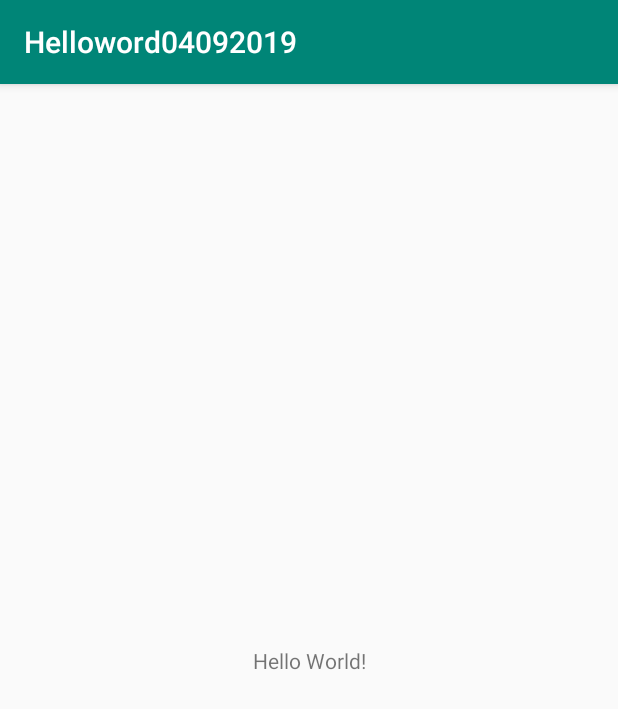
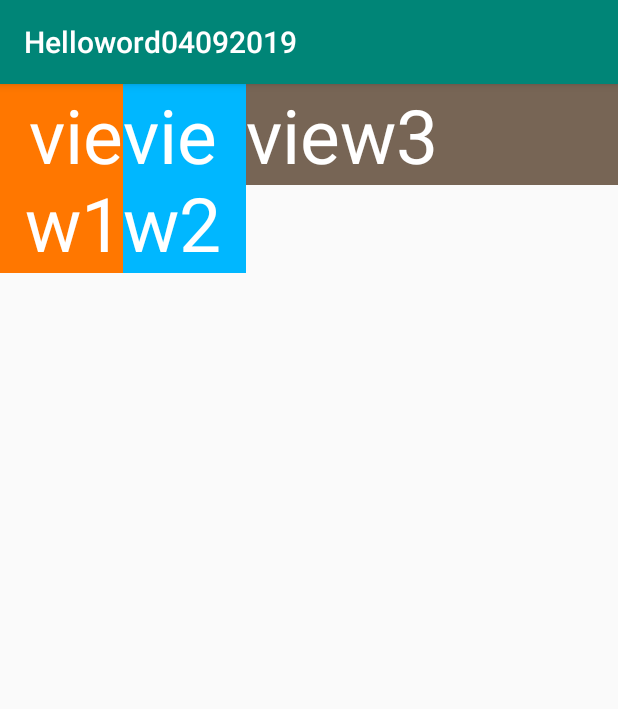
Before and after one commit to phamcanhlinh/lineword04092019, an Android app: the screen it shows after launch (MainActivity), on a phone screen of 412 x 824 dp. Shown: the top 709 px of the screen. Run offline under Robolectric (Android 15) with nearby library versions, the phone set to English and light mode, and no system bars.

Commit message:
weight - weghitsum khoang cach cho view

```diff
--- a/app/src/main/res/layout/activity_main.xml
+++ b/app/src/main/res/layout/activity_main.xml
@@ -1,18 +1,36 @@
 <?xml version="1.0" encoding="utf-8"?>
-<androidx.constraintlayout.widget.ConstraintLayout xmlns:android="http://schemas.android.com/apk/res/android"
+<LinearLayout
+
+    xmlns:android="http://schemas.android.com/apk/res/android"
     xmlns:app="http://schemas.android.com/apk/res-auto"
     xmlns:tools="http://schemas.android.com/tools"
     android:layout_width="match_parent"
     android:layout_height="match_parent"
-    tools:context=".MainActivity">
-
+    android:orientation="horizontal"
+    tools:context=".MainActivity" >
     <TextView
-        android:layout_width="wrap_content"
+        android:textColor="#ffff"
+        android:background="#FF7700"
+        android:layout_weight="1"
+        android:gravity="right"
+        android:layout_width="0dp"
         android:layout_height="wrap_content"
-        android:text="Hello World!"
-        app:layout_constraintBottom_toBottomOf="parent"
-        app:layout_constraintLeft_toLeftOf="parent"
-        app:layout_constraintRight_toRightOf="parent"
-        app:layout_constraintTop_toTopOf="parent" />
-
-</androidx.constraintlayout.widget.ConstraintLayout>
+        android:text="view1"
+        android:textSize="50sp" />
+    <TextView
+        android:textColor="#ffff"
+        android:background="#00B7FF"
+        android:layout_weight="1"
+        android:layout_width="0dp"
+        android:layout_height="wrap_content"
+        android:text="view2"
+        android:textSize="50sp" />
+    <TextView
+        android:textColor="#ffff"
+        android:background="#776555"
+        android:layout_weight="3"
+        android:layout_width="0dp"
+        android:layout_height="wrap_content"
+        android:text="view3"
+        android:textSize="50sp" />
+</LinearLayout>
```
